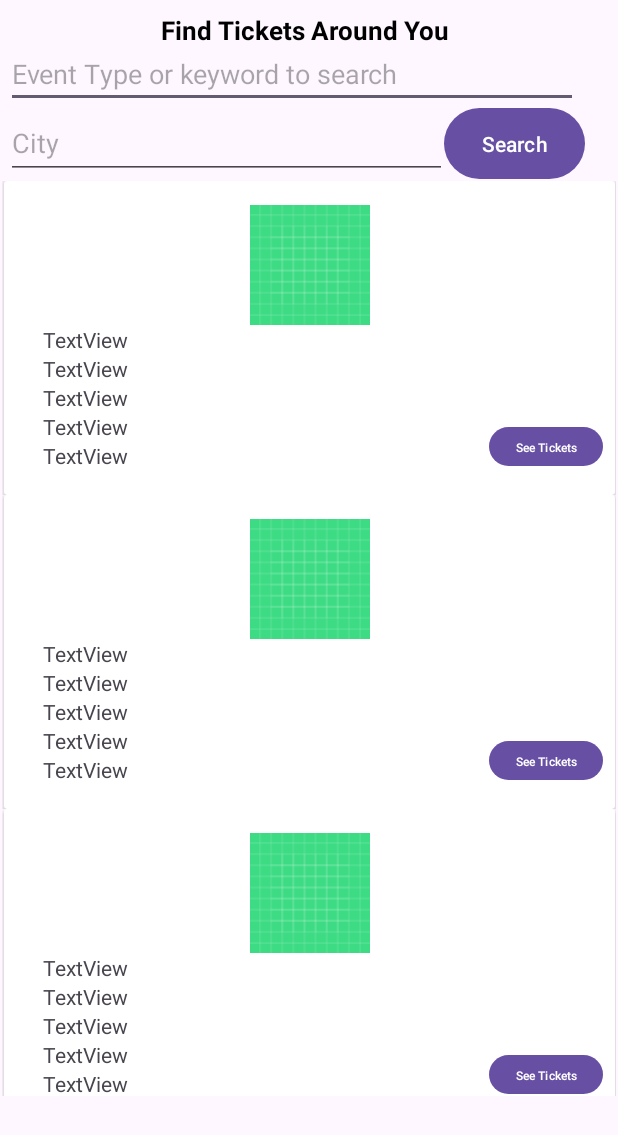
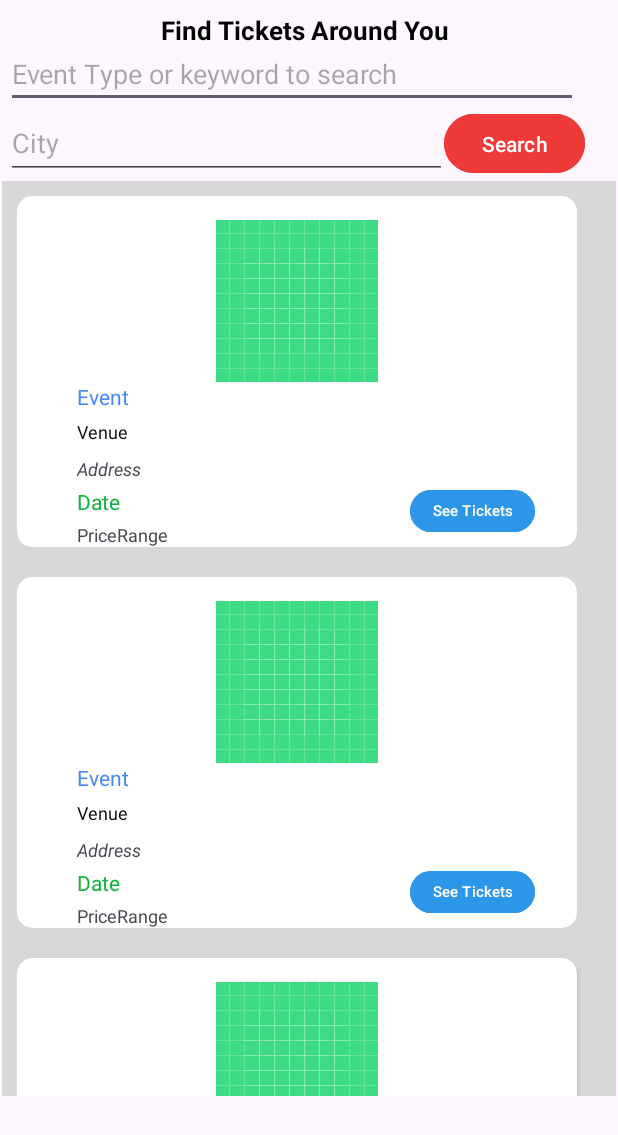
Before and after one commit to HooghirM/Hooghir_Mohammed_HW4, an Android app: the layout activity_main.xml on its own in the app's theme, with its tools: preview values and no code run, on a phone screen of 412 x 824 dp. Shown: the top 1135 px of the screen. Run offline under Robolectric (Android 15) with nearby library versions, the phone set to English and light mode, and no system bars.

Commit message:
6th commit

```diff
--- a/app/src/main/java/com/example/hooghirmohammedhw4/TicketMasterApi.kt
+++ b/app/src/main/java/com/example/hooghirmohammedhw4/TicketMasterApi.kt
@@ -7,9 +7,10 @@ import retrofit2.http.Query
 
 interface TicketMasterApi {
     @GET("events.json")
-    fun searchEvents (
+    fun searchEvents(
         @Query("apikey") apiKey: String,
         @Query("keyword") searchTerm: String,
-        @Query("city") city: String
+        @Query("city") city: String,
+        @Query("sort") sortBy: String
     ): Call<TicketData>
 }
--- a/app/src/main/res/layout/activity_main.xml
+++ b/app/src/main/res/layout/activity_main.xml
@@ -40,8 +40,8 @@
         android:layout_marginStart="4dp"
         android:layout_marginTop="40dp"
         android:ems="10"
+        android:hint="City"
         android:inputType="text"
-        android:hint="City"
         android:text=""
         app:layout_constraintStart_toStartOf="parent"
         app:layout_constraintTop_toTopOf="@+id/editTextKeyword" />
@@ -53,12 +53,13 @@
         android:layout_marginStart="292dp"
         android:layout_marginTop="40dp"
         android:text="Search"
-        android:background="@drawable/red_background"
+        android:backgroundTint="@color/red"
         app:layout_constraintStart_toStartOf="@+id/editTextCity"
         app:layout_constraintTop_toTopOf="@+id/editTextKeyword" />
 
 
     <!-- Rows for Ticket -->
+
     <androidx.recyclerview.widget.RecyclerView
         android:id="@+id/recycler_view"
         android:layout_width="409dp"
@@ -67,8 +68,19 @@
         android:layout_marginTop="1dp"
         android:layout_marginEnd="1dp"
         app:layout_constraintEnd_toEndOf="parent"
+        app:layout_constraintHorizontal_bias="0.0"
         app:layout_constraintStart_toStartOf="parent"
         app:layout_constraintTop_toBottomOf="@+id/editTextCity"
         tools:listitem="@layout/ticket_row" />
 
+    <TextView
+        android:id="@+id/noResults"
+        android:layout_width="wrap_content"
+        android:layout_height="wrap_content"
+        android:layout_marginTop="12dp"
+        android:text=""
+        app:layout_constraintEnd_toEndOf="parent"
+        app:layout_constraintStart_toStartOf="parent"
+        app:layout_constraintTop_toBottomOf="@+id/editTextCity" />
+
 </androidx.constraintlayout.widget.ConstraintLayout>
--- a/app/src/main/res/layout/ticket_row.xml
+++ b/app/src/main/res/layout/ticket_row.xml
@@ -3,95 +3,109 @@
     xmlns:app="http://schemas.android.com/apk/res-auto"
     xmlns:tools="http://schemas.android.com/tools"
     android:layout_width="match_parent"
-    android:layout_height="wrap_content">
+    android:layout_height="wrap_content"
+    android:background="#D8D8D8"
+    android:padding="10dp">
 
 
     <androidx.cardview.widget.CardView
-        android:layout_width="407dp"
-        android:layout_height="209dp"
+        android:layout_width="match_parent"
+        android:layout_height="wrap_content"
+        android:layout_marginEnd="16dp"
+        app:cardCornerRadius="10dp"
         app:layout_constraintEnd_toEndOf="parent"
         app:layout_constraintStart_toStartOf="parent"
-        app:layout_constraintTop_toTopOf="parent" >
+        app:layout_constraintTop_toTopOf="parent">
 
         <androidx.constraintlayout.widget.ConstraintLayout
             android:layout_width="match_parent"
-            android:layout_height="match_parent">
+            android:layout_height="wrap_content">
 
             <ImageView
                 android:id="@+id/imageViewTicket"
-                android:layout_width="160dp"
-                android:layout_height="80dp"
+                android:layout_width="match_parent"
+                android:layout_height="wrap_content"
+                android:layout_marginStart="8dp"
                 android:layout_marginTop="16dp"
+                android:layout_marginEnd="8dp"
                 app:layout_constraintEnd_toEndOf="parent"
+                app:layout_constraintHorizontal_bias="0.498"
                 app:layout_constraintStart_toStartOf="parent"
                 app:layout_constraintTop_toTopOf="parent"
                 app:srcCompat="@drawable/ic_launcher_background" />
 
             <TextView
-                android:id="@+id/textViewTicket"
+                android:id="@+id/textViewEvent"
                 android:layout_width="wrap_content"
                 android:layout_height="wrap_content"
-                android:layout_marginTop="96dp"
-                android:text="TextView"
-                app:layout_constraintEnd_toEndOf="parent"
-                app:layout_constraintHorizontal_bias="0.074"
+                android:layout_marginStart="40dp"
+                android:text="Event"
+                android:textColor="#4588f5"
+                android:textSize="14dp"
                 app:layout_constraintStart_toStartOf="parent"
-                app:layout_constraintTop_toTopOf="parent" />
+                app:layout_constraintTop_toBottomOf="@+id/imageViewTicket" />
+
 
             <TextView
-                android:id="@+id/textViewLocation"
+                android:id="@+id/textViewVenue"
                 android:layout_width="wrap_content"
                 android:layout_height="wrap_content"
-                android:text="TextView"
-                app:layout_constraintEnd_toEndOf="parent"
-                app:layout_constraintHorizontal_bias="0.074"
+                android:layout_marginStart="40dp"
+                android:layout_marginTop="5dp"
+                android:text="Venue"
+                android:textColor="@color/black"
+                android:textSize="12dp"
                 app:layout_constraintStart_toStartOf="parent"
-                app:layout_constraintTop_toBottomOf="@+id/textViewTicket" />
+                app:layout_constraintTop_toBottomOf="@+id/textViewEvent" />
 
             <TextView
                 android:id="@+id/textViewAddress"
                 android:layout_width="wrap_content"
                 android:layout_height="wrap_content"
-                android:text="TextView"
-                app:layout_constraintEnd_toEndOf="parent"
-                app:layout_constraintHorizontal_bias="0.074"
+                android:layout_marginStart="40dp"
+                android:layout_marginTop="8dp"
+                android:text="Address"
+                android:textStyle="italic"
+                android:textSize="12dp"
                 app:layout_constraintStart_toStartOf="parent"
-                app:layout_constraintTop_toBottomOf="@+id/textViewLocation" />
+                app:layout_constraintTop_toBottomOf="@+id/textViewVenue" />
+
 
             <TextView
                 android:id="@+id/textViewDate"
                 android:layout_width="wrap_content"
                 android:layout_height="wrap_content"
-                android:text="TextView"
-                app:layout_constraintEnd_toEndOf="parent"
-                app:layout_constraintHorizontal_bias="0.074"
+                android:layout_marginStart="40dp"
+                android:layout_marginTop="4dp"
+                android:text="Date"
+                android:textColor="#10b33b"
+                android:textSize="14dp"
                 app:layout_constraintStart_toStartOf="parent"
                 app:layout_constraintTop_toBottomOf="@+id/textViewAddress" />
 
             <TextView
-                android:id="@+id/textViewPrice"
+                android:id="@+id/textViewPriceRange"
                 android:layout_width="wrap_content"
                 android:layout_height="wrap_content"
-                android:text="TextView"
-                app:layout_constraintEnd_toEndOf="parent"
-                app:layout_constraintHorizontal_bias="0.074"
+                android:layout_marginStart="40dp"
+                android:layout_marginTop="4dp"
+                android:text="PriceRange"
+                android:textSize="12dp"
                 app:layout_constraintStart_toStartOf="parent"
                 app:layout_constraintTop_toBottomOf="@+id/textViewDate" />
 
             <Button
-                android:id="@+id/buttonBuyTicket"
-                android:layout_width="76dp"
-                android:layout_height="34dp"
-                android:layout_marginStart="289dp"
-                android:layout_marginTop="64dp"
-                android:paddingLeft="12dp"
-                android:paddingTop="8dp"
-                android:paddingRight="12dp"
-                android:paddingBottom="8dp"
+                android:id="@+id/buttonVenueLink"
+                android:layout_width="83dp"
+                android:layout_height="36dp"
+                android:layout_marginTop="68dp"
+                android:layout_marginEnd="28dp"
+                android:backgroundTint="#2c97e8"
+                android:paddingLeft="8dp"
+                android:paddingRight="8dp"
                 android:text="See Tickets"
-                android:textSize="8dp"
+                android:textSize="10dp"
                 app:layout_constraintEnd_toEndOf="parent"
-                app:layout_constraintStart_toStartOf="@+id/textViewPrice"
                 app:layout_constraintTop_toBottomOf="@+id/imageViewTicket" />
 
 
```
Also changed, not shown: app/src/main/java/com/example/hooghirmohammedhw4/MainActivity.kt (+30 -64 lines), app/src/main/java/com/example/hooghirmohammedhw4/TicketData.kt (+0 -13 lines), app/src/main/java/com/example/hooghirmohammedhw4/TicketResponse.kt (+58 -34 lines).
